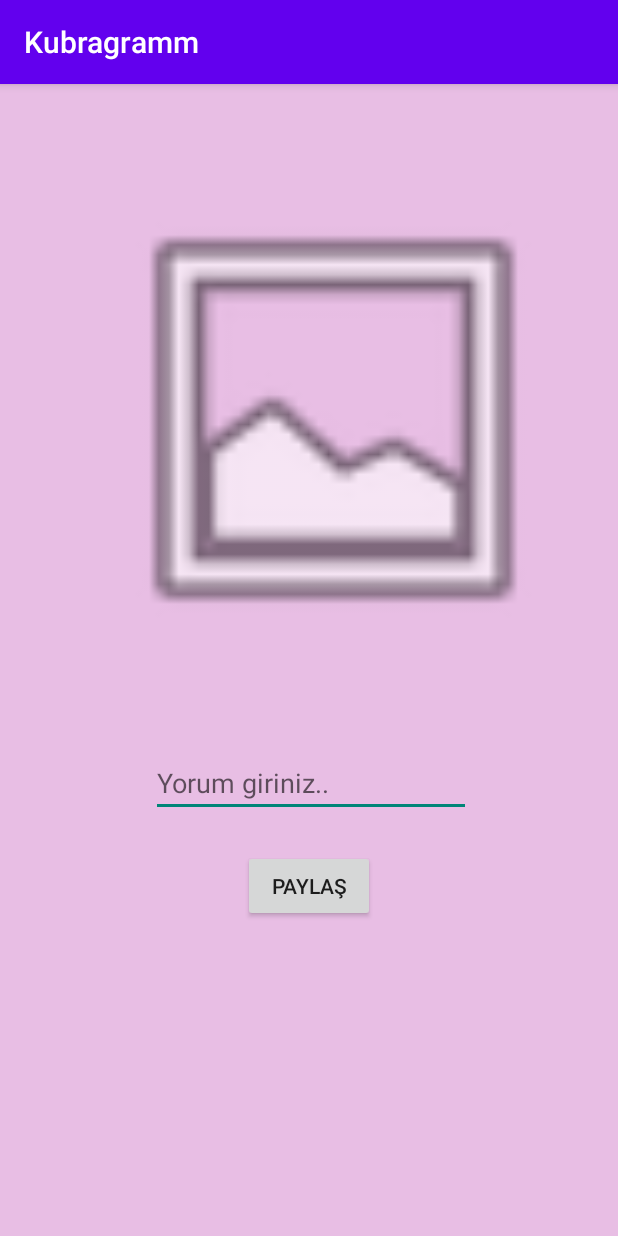
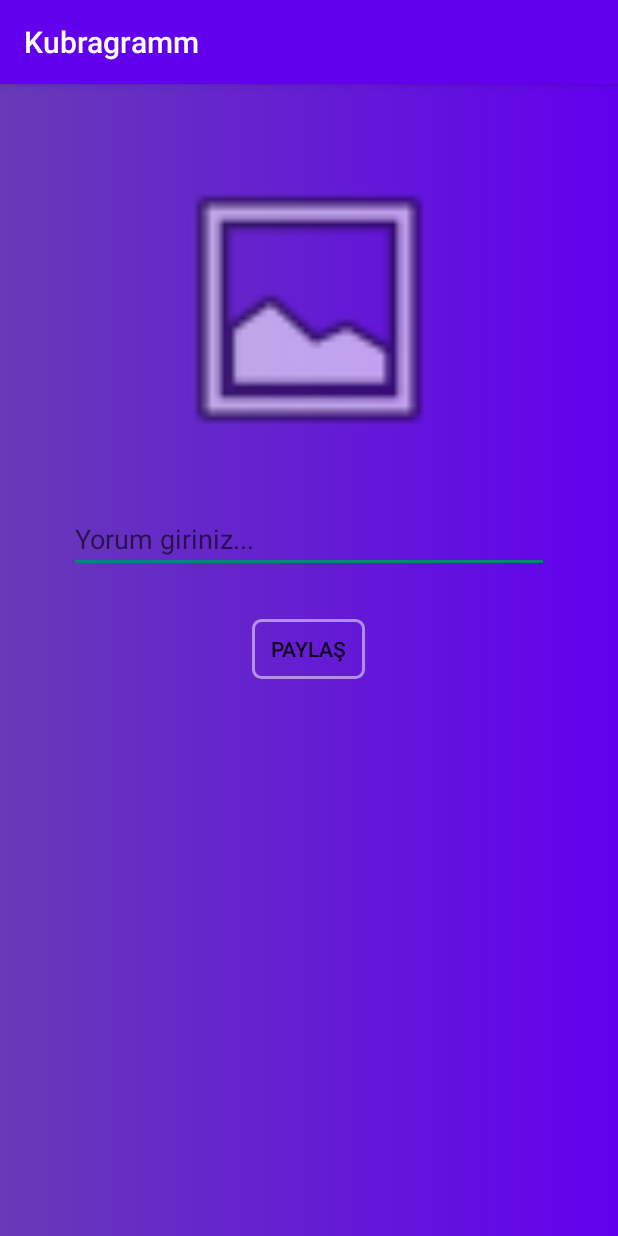
Before and after one commit to upskubra/kubragramm, an Android app: the SharePhoto screen opened directly, with no data from a screen before it, on a phone screen of 412 x 824 dp. Run offline under Robolectric (Android 15) with nearby library versions, the phone set to English and light mode, and no system bars; our stand-ins replace Firebase (no records; nobody signed in at launch, a user with empty details on screens opened directly).

Commit message:
uı changes

```diff
--- a/app/build.gradle
+++ b/app/build.gradle
@@ -48,4 +48,5 @@ dependencies {
     implementation 'com.google.firebase:firebase-auth-ktx'
     implementation 'com.google.firebase:firebase-firestore-ktx'
     implementation 'com.google.firebase:firebase-storage-ktx'
+    implementation 'com.squareup.picasso:picasso:2.71828'
 }
--- a/app/src/main/java/com/example/kubragramm/adapter/FeedAdapter.kt
+++ b/app/src/main/java/com/example/kubragramm/adapter/FeedAdapter.kt
@@ -6,6 +6,7 @@ import android.view.ViewGroup
 import androidx.recyclerview.widget.RecyclerView
 import com.example.kubragramm.R
 import com.example.kubragramm.model.Post
+import com.squareup.picasso.Picasso
 import kotlinx.android.synthetic.main.recycler_row.view.*
 
 class FeedAdapter(val postList: ArrayList<Post>): RecyclerView.Adapter<FeedAdapter.PostVH>(){
@@ -23,6 +24,7 @@ class FeedAdapter(val postList: ArrayList<Post>): RecyclerView.Adapter<FeedAdapt
     override fun onBindViewHolder(holder: PostVH, position: Int) {
         holder.itemView.recycler_email.text = postList[position].userEmail
         holder.itemView.recycler_comment.text = postList[position].userComment
+        Picasso.get().load(postList[position].photoUrl).into(holder.itemView.recycler_photo)//görsel indirme kütüphanesi
 
     }
 
--- a/app/src/main/java/com/example/kubragramm/view/MainActivity.kt
+++ b/app/src/main/java/com/example/kubragramm/view/MainActivity.kt
@@ -18,6 +18,7 @@ class MainActivity : AppCompatActivity() {
     override fun onCreate(savedInstanceState: Bundle?) {
         super.onCreate(savedInstanceState)
         setContentView(R.layout.activity_main)
+
 
         signUpButton = findViewById(R.id.signUpButton)
         signInButton = findViewById(R.id.signInButton)
--- /dev/null
+++ b/app/src/main/res/drawable/border.xml
@@ -0,0 +1,13 @@
+<?xml version="1.0" encoding="utf-8"?>
+<shape xmlns:android="http://schemas.android.com/apk/res/android"
+    android:shape="rectangle" >
+
+    <stroke
+        android:width="1dp"
+        android:color="@color/white" />
+    <corners
+        android:radius="5dp">
+
+    </corners>
+
+</shape>
--- /dev/null
+++ b/app/src/main/res/drawable/border_bold.xml
@@ -0,0 +1,13 @@
+<?xml version="1.0" encoding="utf-8"?>
+<shape xmlns:android="http://schemas.android.com/apk/res/android"
+    android:shape="rectangle" >
+
+    <stroke
+        android:width="2dp"
+        android:color="#80FFFFFF" />
+    <corners
+        android:radius="5dp">
+
+    </corners>
+
+</shape>
--- /dev/null
+++ b/app/src/main/res/drawable/gradient.xml
@@ -0,0 +1,7 @@
+<?xml version="1.0" encoding="utf-8"?>
+<shape xmlns:android="http://schemas.android.com/apk/res/android">
+    <gradient
+        android:startColor="@color/deep_purple_500"
+        android:endColor="@color/purple_500"
+        android:angle="0"/>
+</shape>
--- a/app/src/main/res/layout/activity_share_photo.xml
+++ b/app/src/main/res/layout/activity_share_photo.xml
@@ -1,47 +1,44 @@
 <?xml version="1.0" encoding="utf-8"?>
-<androidx.constraintlayout.widget.ConstraintLayout xmlns:android="http://schemas.android.com/apk/res/android"
+<androidx.appcompat.widget.LinearLayoutCompat
+    xmlns:android="http://schemas.android.com/apk/res/android"
     xmlns:app="http://schemas.android.com/apk/res-auto"
     xmlns:tools="http://schemas.android.com/tools"
     android:layout_width="match_parent"
     android:layout_height="match_parent"
-    android:background="#40AF099F"
+    android:orientation="vertical"
+    android:background="@drawable/gradient"
     tools:context=".view.SharePhoto">
 
     <ImageView
         android:id="@+id/addPhotoImageView"
-        android:layout_width="319dp"
-        android:layout_height="0dp"
-        android:layout_marginTop="40dp"
-        android:layout_marginEnd="30dp"
-        android:layout_marginBottom="36dp"
+        android:layout_gravity="center"
         app:layout_constraintBottom_toTopOf="@+id/editText"
         app:layout_constraintEnd_toEndOf="parent"
         app:layout_constraintTop_toTopOf="parent"
-        app:srcCompat="@android:drawable/ic_menu_gallery" />
-
-    <Button
-        android:id="@+id/shareButton"
-        android:layout_width="wrap_content"
-        android:layout_height="wrap_content"
-        android:layout_marginBottom="209dp"
-        android:text="Paylaş"
-        app:layout_constraintBottom_toBottomOf="parent"
-        app:layout_constraintEnd_toEndOf="parent"
-        app:layout_constraintStart_toStartOf="parent"
-        app:layout_constraintTop_toBottomOf="@+id/editText" />
+        app:srcCompat="@android:drawable/ic_menu_gallery"
+        android:layout_height="200dp"
+        android:layout_width="300dp"
+        android:layout_marginTop="50dp"
+        android:layout_marginBottom="15dp"/>
 
     <EditText
         android:id="@+id/editText"
         android:layout_width="wrap_content"
         android:layout_height="wrap_content"
-        android:layout_marginStart="38dp"
-        android:layout_marginBottom="22dp"
-        android:ems="10"
-        android:hint="Yorum giriniz.."
+        android:layout_margin="15dp"
+        android:layout_gravity="center"
+        android:ems="15"
+        android:hint="Yorum giriniz..."
         android:inputType="textPersonName"
-        android:text=""
-        app:layout_constraintBottom_toTopOf="@+id/shareButton"
-        app:layout_constraintStart_toStartOf="@+id/addPhotoImageView"
-        app:layout_constraintTop_toBottomOf="@+id/addPhotoImageView" />
+        android:text="" />
 
-</androidx.constraintlayout.widget.ConstraintLayout>
+    <Button
+        android:id="@+id/shareButton"
+        android:layout_gravity="center"
+        android:layout_width="75dp"
+        android:layout_height="40dp"
+        android:layout_margin="15dp"
+        android:background="@drawable/border_bold"
+        android:text="Paylaş" />
+
+</androidx.appcompat.widget.LinearLayoutCompat>
--- a/app/src/main/res/menu/menu.xml
+++ b/app/src/main/res/menu/menu.xml
@@ -3,7 +3,8 @@
     xmlns:android="http://schemas.android.com/apk/res/android">
     <item
         android:id="@+id/share_photo"
-        android:title="fotoğraf paylaş" />
+        android:title="fotoğraf paylaş"
+        />
     <item
         android:id="@+id/sign_out"
         android:title="çıkış yap"
--- a/app/src/main/res/values/colors.xml
+++ b/app/src/main/res/values/colors.xml
@@ -7,4 +7,10 @@
     <color name="teal_700">#FF018786</color>
     <color name="black">#FF000000</color>
     <color name="white">#FFFFFFFF</color>
+    // sonradan eklemeler
+    <color name="deep_purple_500">#673AB7</color>
+    <color name="indigo_500">#3F51B5</color>
+    <color name="blue_500">#2196F3</color>
+    <color name="cyan_500">#00BCD4</color>
+    <color name="light_blue_500">#03A9F4</color>
 </resources>
--- a/app/src/main/res/values/themes.xml
+++ b/app/src/main/res/values/themes.xml
@@ -12,5 +12,8 @@
         <!-- Status bar color. -->
         <item name="android:statusBarColor" tools:targetApi="l">?attr/colorPrimaryVariant</item>
         <!-- Customize your theme here. -->
+        <item name="android:itemBackground">@drawable/border</item>
+
+
     </style>
 </resources>
```
Also changed, not shown: app/src/main/res/layout/activity_main.xml (+7 -6 lines), app/src/main/res/layout/recycler_row.xml (+19 -7 lines).
